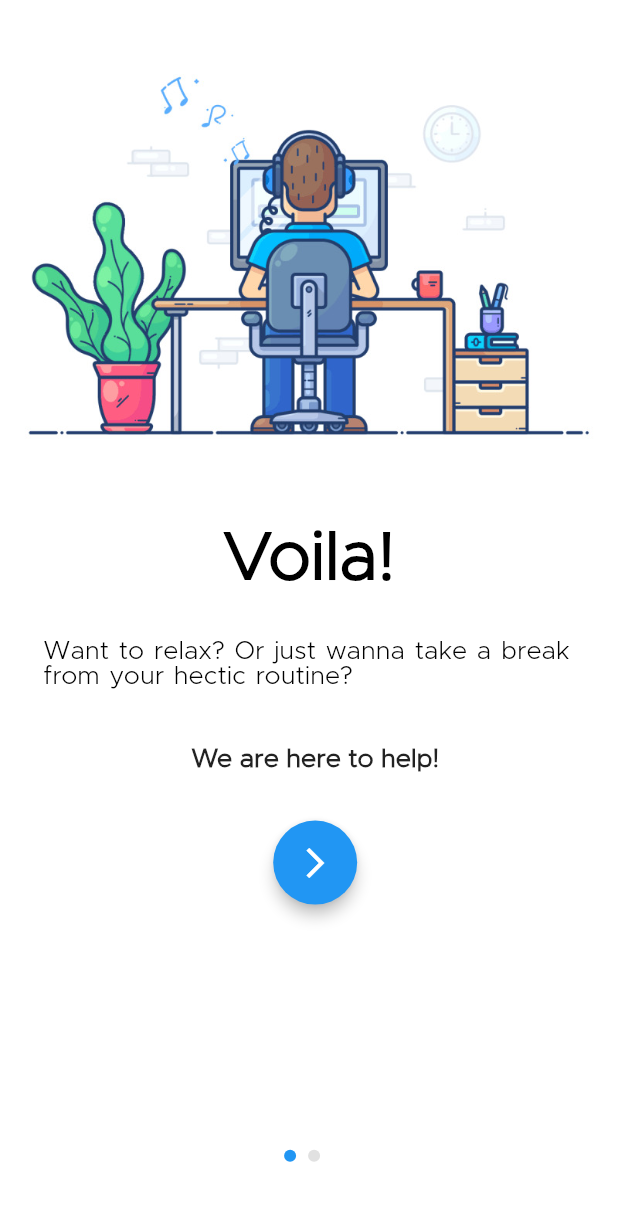
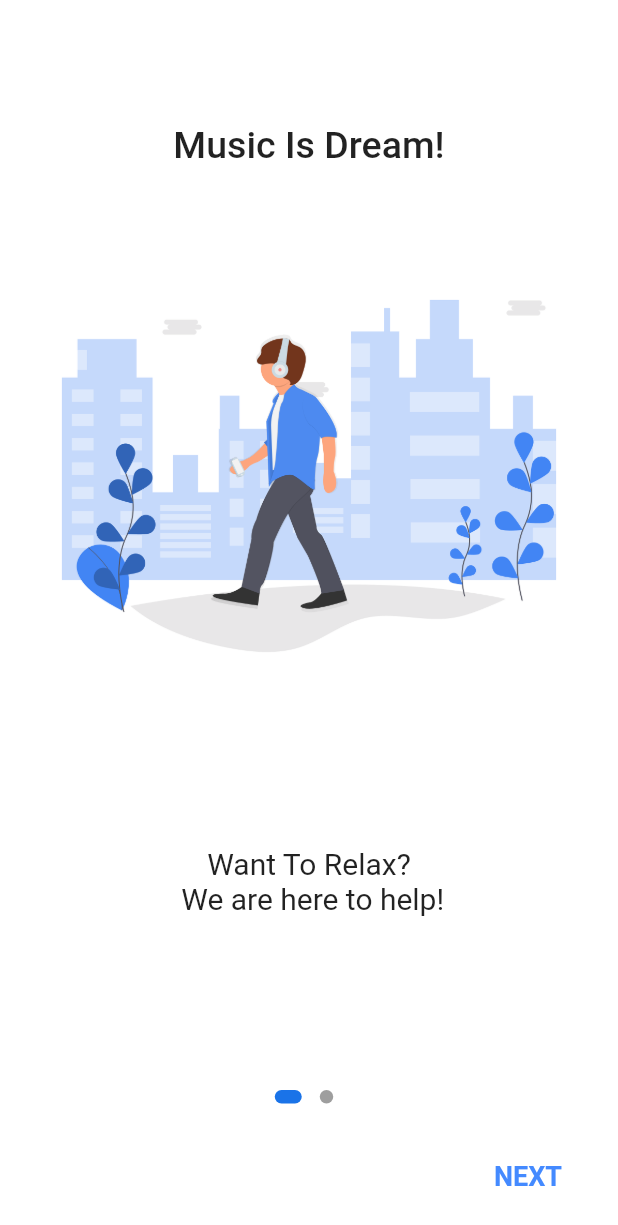
Before and after one commit to OjasKarmarkar/Beats, a Flutter app: the screen it shows after launch, on a phone screen of 412 x 824 dp. Shown: the top 1225 px of the screen. Run offline on Flutter 3.47's test engine with Material 2 defaults, Android fonts, the phone set to English and light mode, and no system bars; drawn by our look-alikes of dots_indicator, page_view_indicators; our stand-ins replace share, shared_preferences, sqflite; missing offline and left inert: expanding_bottom_bar, flute_music_player, flutter_material_color_picker, flutter_media_notification; accounts and stored records are empty.

Commit message:
Various Fixes

```diff
--- a/lib/models/const.dart
+++ b/lib/models/const.dart
@@ -1,10 +1,13 @@
 class Constants{
   static const String pl = 'Add to Playlist';
   static const String bm = 'Add to Favourites';
-  static const String de = 'Delete Song';
+  //static const String de = 'Delete Song';
+  //static const String re = 'Rename Song';
 
   static const List<String> choices = <String>[
     pl,
     bm,
+    //de,
+    //re
   ];
 }
--- a/lib/screens/onboarding/Data_Model.dart
+++ b/lib/screens/onboarding/Data_Model.dart
@@ -3,19 +3,15 @@ import 'Model.dart';
 
 List<OnBoardPageModel> onboardData = [
   OnBoardPageModel(
-      "assets/img1.jpg",
-      "Voila!",
+      "assets/img1.png",
+      "Music Is Dream!",
       1,
-      "Want to relax? Or just wanna take a break from your hectic routine?",
-      "We are here to help!",
-
+      "Want To Relax?\n We are here to help!",
       ),
   OnBoardPageModel(
-      "assets/img2.jpg",
-      "Hang on!",
+      "assets/img2.png",
+      "Meditate With Music",
       2,
-      "Before you plug in your earphones.. We need permission to access your music files! Click on the button below to get started!",
-      "Lets go!",
-
+      "Enjoy The Material Design!\nListen And Chill!",
       )
 ];
--- a/lib/screens/onboarding/Model.dart
+++ b/lib/screens/onboarding/Model.dart
@@ -1,13 +1,9 @@
-
-
 class OnBoardPageModel {
-
   final String imagePath;
   final String heading;
   final int pageNumber;
   final String subHead;
-  final String desc;
 
-OnBoardPageModel(this.imagePath , this.heading , this.pageNumber , this.subHead , this.desc);
-
+  OnBoardPageModel(
+      this.imagePath, this.heading, this.pageNumber, this.subHead);
 }
--- a/lib/screens/onboarding/OnBoard_page.dart
+++ b/lib/screens/onboarding/OnBoard_page.dart
@@ -1,8 +1,5 @@
 import 'package:flutter/material.dart';
-import 'package:flutter/services.dart';
-import '../MainScreen.dart';
 import 'Model.dart';
-import 'package:permission_handler/permission_handler.dart';
 
 class OnBoard_Page extends StatefulWidget {
   final OnBoardPageModel pageModel;
@@ -22,74 +19,45 @@ class _OnBoard_PageState extends State<OnBoard_Page> {
     double width = MediaQuery.of(context).size.width;
     double height = MediaQuery.of(context).size.height;
 
-    return Material(
-      color: Colors.white,
+    return Scaffold(
+        backgroundColor: Colors.white,
+        body: SingleChildScrollView(
           child: Column(
             children: <Widget>[
-          new Image.asset(widget.pageModel.imagePath),
               Padding(
-            padding: EdgeInsets.only(top: height * 0.05),
+                padding: EdgeInsets.only(top: height * 0.1),
+                child: Align(
+                  alignment: Alignment.center,
                   child: Text(
                     widget.pageModel.heading,
-              style: TextStyle(
-                  fontSize: 45.0,
-                  color: Colors.black,
-                  fontWeight: FontWeight.bold,
-                  fontFamily: 'Sans'),
+                    style: TextStyle(fontSize: 25, fontWeight: FontWeight.w500),
                   ),
+                ),
+              ),
+              new Image.asset(
+                widget.pageModel.imagePath,
+                height: height * 0.5,
+                fit: BoxFit.fitWidth,
+                width: width,
               ),
               Padding(
                 padding: EdgeInsets.only(
-                top: height * 0.0362, left: width * 0.07, right: width * 0.05),
+                    top: height * 0.05, left: width * 0.1, right: width * 0.1),
+                child: Center(
                   child: Text(
                     widget.pageModel.subHead,
+                    softWrap: true,
+                    maxLines: 3,
+                    textAlign: TextAlign.center,
                     style: TextStyle(
-                  fontSize: 17.0,
-                  wordSpacing: 1.5,
-                  color: Colors.black,
-                  fontFamily: 'Sans'),
+                      fontSize: 20,
+                      fontWeight: FontWeight.normal,
                     ),
                   ),
-          Padding(
-            padding: EdgeInsets.only(
-                top: height * 0.0462, left: width * 0.07, right: width * 0.05),
-            child: Text(
-              widget.pageModel.desc,
-              style: TextStyle(
-                  fontFamily: 'Sans',
-                  fontStyle: FontStyle.normal,
-                  fontWeight: FontWeight.bold,
-                  fontSize: 17.0),
                 ),
+              )
+            ],
           ),
-          Padding(
-            padding: EdgeInsets.only(
-                top: height * 0.04, left: width * 0.07, right: width * 0.05),
-            child: FloatingActionButton(
-              elevation: 4.0,
-              backgroundColor: Colors.blue,
-              child: Icon(Icons.arrow_forward_ios),
-              onPressed: () async {
-                if (widget.pageModel.pageNumber == 1) {
-
-                  widget.pageController.nextPage(
-                    curve: Curves.easeInOut,
-                    duration: Duration(milliseconds: 1000),
-                  );
-                } else if (widget.pageModel.pageNumber == 2) {
-
-
-                    SystemChrome.setEnabledSystemUIOverlays(
-                        SystemUiOverlay.values);
-                    Navigator.of(context).pushReplacement(new MaterialPageRoute(
-                        builder: (context) => new MainScreen()));
+        ));
   }
 }
-              ,
-            ),
-          ),
-        ],
-      ),
-    );
-  }
-}
--- a/lib/screens/onboarding/Onboarding.dart
+++ b/lib/screens/onboarding/Onboarding.dart
@@ -1,26 +1,41 @@
+import 'package:beats/screens/MainScreen.dart';
+import 'package:dots_indicator/dots_indicator.dart';
 import 'Data_Model.dart';
 import 'OnBoard_page.dart';
 import 'package:flutter/material.dart';
-import 'package:page_view_indicators/circle_page_indicator.dart';
 
 class OnBoarding extends StatefulWidget {
-
   @override
   _OnBoardingState createState() => _OnBoardingState();
 }
 
 class _OnBoardingState extends State<OnBoarding> {
-
   final PageController pageController = PageController();
   final _currentPageNotifier = ValueNotifier<int>(0);
 
   @override
   Widget build(BuildContext context) {
-
     double width = MediaQuery.of(context).size.width;
     double height = MediaQuery.of(context).size.height;
 
-    return Stack(
+    return Scaffold(
+      floatingActionButtonLocation: FloatingActionButtonLocation.endFloat,
+      floatingActionButton: MaterialButton(
+          child: _currentPageNotifier.value != 1
+              ? Text("NEXT" , style: TextStyle(color: Colors.blueAccent , fontWeight: FontWeight.bold , fontSize: 18),)
+              : Text("FINISH" , style: TextStyle(color: Colors.blueAccent , fontWeight: FontWeight.bold , fontSize: 18)),
+          onPressed: () {
+            if (_currentPageNotifier.value != 1) {
+              setState(() {
+                pageController.nextPage(
+                    duration: Duration(seconds: 1), curve: Curves.easeIn);
+              });
+            } else {
+              Navigator.of(context).pushReplacement(
+                  new MaterialPageRoute(builder: (context) => MainScreen()));
+            }
+          }),
+      body: Stack(
         children: <Widget>[
           PageView.builder(
               controller: pageController,
@@ -29,27 +44,35 @@ final _currentPageNotifier = ValueNotifier<int>(0);
                 return OnBoard_Page(
                   pageModel: onboardData[index],
                   pageController: pageController,
-
                 );
               },
               onPageChanged: (int index) {
+                setState(() {
                   _currentPageNotifier.value = index;
+                });
               }),
-
           Container(
             child: Align(
               alignment: Alignment.bottomLeft,
               child: Padding(
-            padding:  EdgeInsets.only(bottom: height*0.06, left: width*0.45),
-            child: CirclePageIndicator(
-              currentPageNotifier: _currentPageNotifier,
-              itemCount: onboardData.length,
-              selectedDotColor: Colors.blue,
+                padding:
+                    EdgeInsets.only(bottom: height * 0.1, left: width * 0.43),
+                child: DotsIndicator(
+                  dotsCount: onboardData.length,
+                  position: _currentPageNotifier.value.toDouble(),
+                  decorator: DotsDecorator(
+                    activeColor: Color(0xff1a73e8),
+                    size: const Size.square(9.0),
+                    activeSize: const Size(18.0, 9.0),
+                    activeShape: RoundedRectangleBorder(
+                        borderRadius: BorderRadius.circular(5.0)),
+                  ),
                 ),
               ),
             ),
           )
         ],
+      ),
     );
   }
 }
```
Also changed, not shown: lib/models/SongsModel.dart (+8 -7 lines), lib/screens/Bookmarks.dart (+74 -64 lines), lib/screens/MusicLibrary.dart (+106 -78 lines), pubspec.yaml (+5 -4 lines), assets/img1.jpg (deleted), assets/img1.png (added), assets/img2.jpg (deleted), assets/img2.png (added), lib/screens/Tag.dart (added), pubspec.lock, 4 other files. Lines whose indentation alone changed are shown as unchanged.
